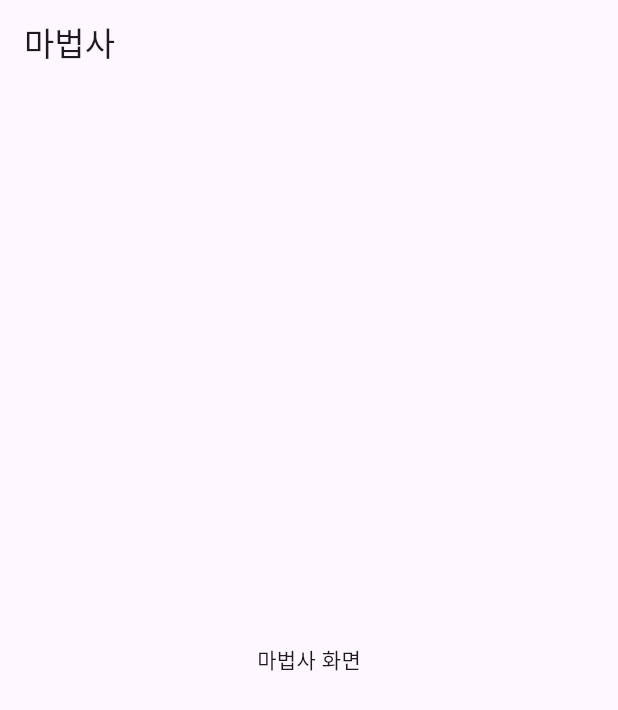
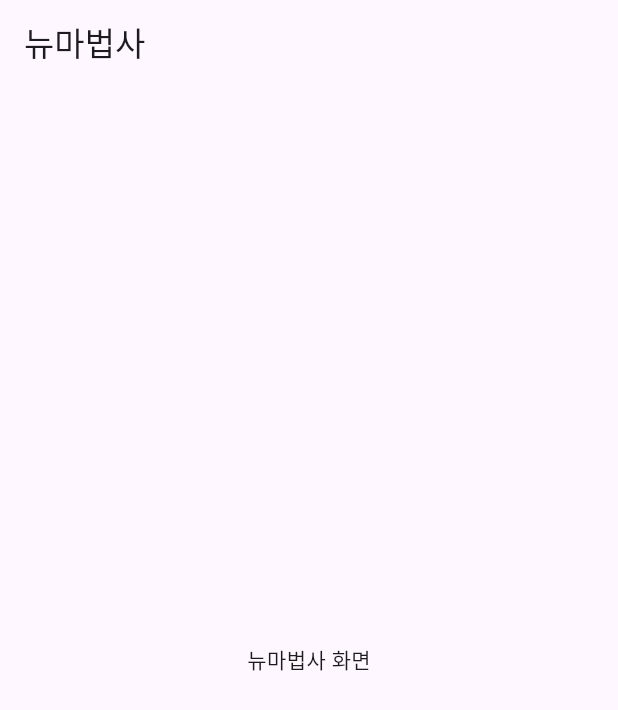
Before and after one commit to just-ham/front-end, a Flutter app: the WizardScreen screen opened by its route, on a phone screen of 412 x 824 dp. Shown: the top 710 px of the screen. Run offline on Flutter 3.47's test engine with Material 3 defaults, Android fonts, the phone set to English and light mode, and no system bars; our stand-ins replace go_router, logger.

Commit message:
ahead 쌓기 위한용

```diff
--- a/lib/features/wizard/wizard_screen.dart
+++ b/lib/features/wizard/wizard_screen.dart
@@ -12,10 +12,10 @@ class _WizardScreenState extends State<WizardScreen> {
   Widget build(BuildContext context) {
     return Scaffold(
       appBar: AppBar(
-        title: const Text('마법사'),
+        title: const Text('뉴마법사'),
       ),
       body: const Center(
-        child: Text('마법사 화면'),
+        child: Text('뉴마법사 화면'),
       ),
     );
   }
```
